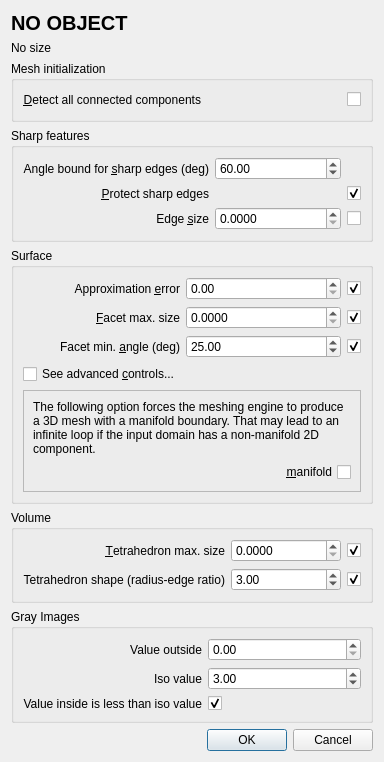
CGAL/cgal, file Polyhedron/demo/Polyhedron/Plugins/Mesh_3/Meshing_dialog.ui: the form before one commit.
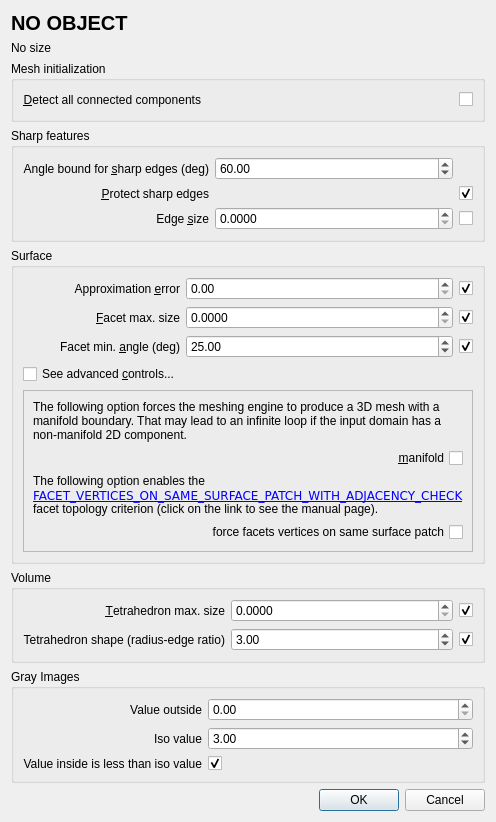
The form after the commit.

Commit message: +FACET_VERTICES_ON_SAME_SURFACE_PATCH_WITH_ADJACENCY_CHECK in demo

Patch:
```diff
--- a/Polyhedron/demo/Polyhedron/Plugins/Mesh_3/Meshing_dialog.ui
+++ b/Polyhedron/demo/Polyhedron/Plugins/Mesh_3/Meshing_dialog.ui
@@ -9,8 +9,8 @@
    <rect>
     <x>0</x>
     <y>0</y>
-    <width>454</width>
-    <height>768</height>
+    <width>468</width>
+    <height>928</height>
    </rect>
   </property>
   <property name="sizePolicy">
@@ -357,6 +357,26 @@
            </property>
           </widget>
          </item>
+         <item>
+          <widget class="QLabel" name="facetTopologyLabel">
+           <property name="text">
+            <string>The following option enables the &lt;a href=&quot;http://doc.cgal.org/latest/Mesh_3/group__PkgMesh__3Enum.html#gaac682a581ddebf8daff681621911d1f3&quot;&gt; &lt;code&gt;FACET_VERTICES_ON_SAME_SURFACE_PATCH_WITH_ADJACENCY_CHECK &lt;/code&gt;&lt;/a&gt; facet topology criterion (click on the link to see the manual page).</string>
+           </property>
+           <property name="wordWrap">
+            <bool>true</bool>
+           </property>
+          </widget>
+         </item>
+         <item>
+          <widget class="QCheckBox" name="facetTopology">
+           <property name="layoutDirection">
+            <enum>Qt::RightToLeft</enum>
+           </property>
+           <property name="text">
+            <string>force facets vertices on same surface patch</string>
+           </property>
+          </widget>
+         </item>
         </layout>
        </widget>
       </item>
```
Left out of the diff: 2 changed lines with no effect on the pictures. The commit also changes 3 other files.
